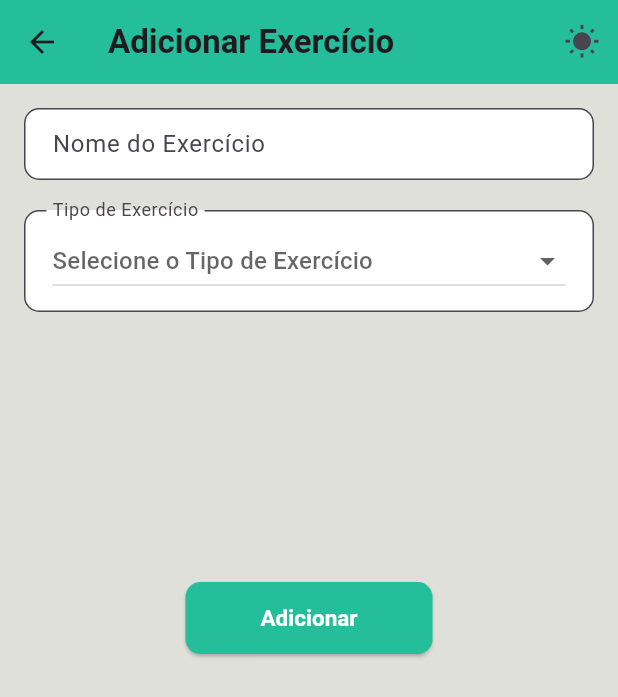
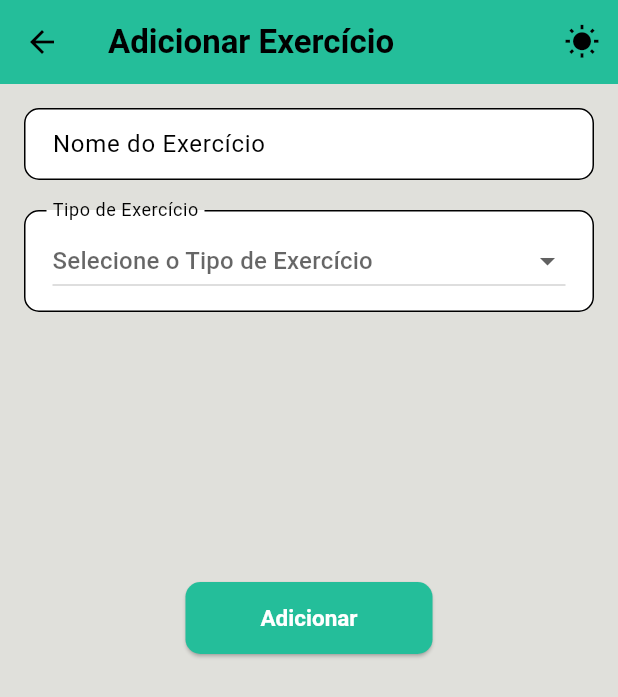
Before and after one commit to isabela-tvitek/EvoluGym, a Flutter app: the AddExerciseScreen screen opened by its route, on a phone screen of 412 x 824 dp. Shown: the top 697 px of the screen. Run offline on Flutter 3.47's test engine with Material 3 defaults, Android fonts, the light colour scheme and no system bars; our stand-ins replace dio, retrofit; generated files the repository leaves out were written again; network calls fail.

Commit message:
ajustando tema

```diff
--- a/lib/provider/theme_provider.dart
+++ b/lib/provider/theme_provider.dart
@@ -8,19 +8,41 @@ class ThemeProvider extends ChangeNotifier {
     notifyListeners();
   }
 
+  static const Color primaryGreen = Color(0xFF24BE9A);
+
   static ThemeData light = ThemeData(
-    scaffoldBackgroundColor: const Color.fromARGB(255, 224, 224, 219),
+    scaffoldBackgroundColor: const Color.fromARGB(255, 224, 224, 219), // fundo claro
+    primaryColor: primaryGreen,
+    colorScheme: const ColorScheme.light(
+      primary: primaryGreen,
+      secondary: primaryGreen,
+    ),
     appBarTheme: const AppBarTheme(
       backgroundColor: Color.fromARGB(255, 224, 224, 219),
       elevation: 0,
     ),
-    // textTheme: TextTheme(titleSmall: TextStyle(color: Colors.black),),
+    textTheme: TextTheme(
+      bodyLarge: const TextStyle(color: Colors.black),
+      bodyMedium: TextStyle(color: Colors.black.withOpacity(0.7)),
+      bodySmall: TextStyle(color: Colors.black.withOpacity(0.6)),
+    ),
   );
+
   static ThemeData dark = ThemeData(
     scaffoldBackgroundColor: const Color.fromARGB(255, 84, 84, 84),
+    primaryColor: primaryGreen,
+    colorScheme: ColorScheme.dark(
+      primary: primaryGreen,
+      secondary: primaryGreen,
+    ),
     appBarTheme: const AppBarTheme(
       backgroundColor: Color.fromARGB(255, 84, 84, 84),
       elevation: 0,
     ),
+    textTheme: TextTheme(
+      bodyLarge: const TextStyle(color: Colors.white),
+      bodyMedium: TextStyle(color: Colors.white.withOpacity(0.7)),
+      bodySmall: TextStyle(color: Colors.white.withOpacity(0.6)),
+    ),
   );
 }
```
Also changed, not shown: lib/screens/exercise_record_detail_screen.dart (+21 -32 lines), lib/screens/exercise_record_screen.dart (+16 -5 lines).
